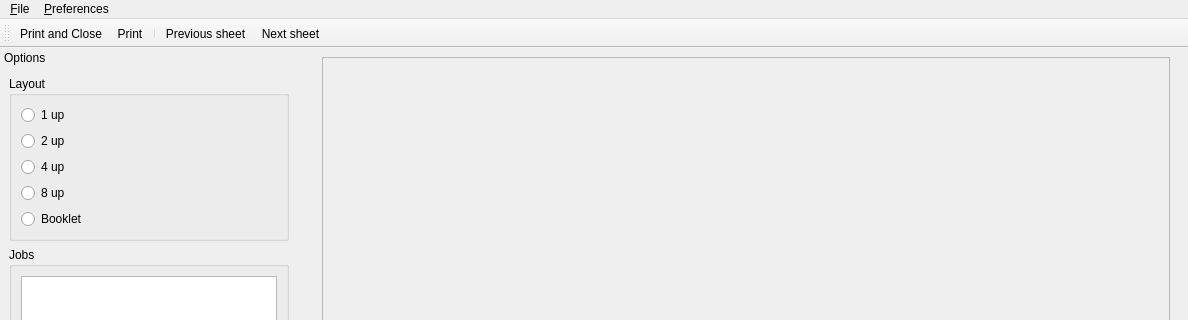
This is gui/mainwindow.ui in Boomaga/boomaga as Qt 5 draws it before an edit; both pictures show x 0 to 1188 and y 0 to 320 of the 1188 by 830 pixel window. The edited form follows.
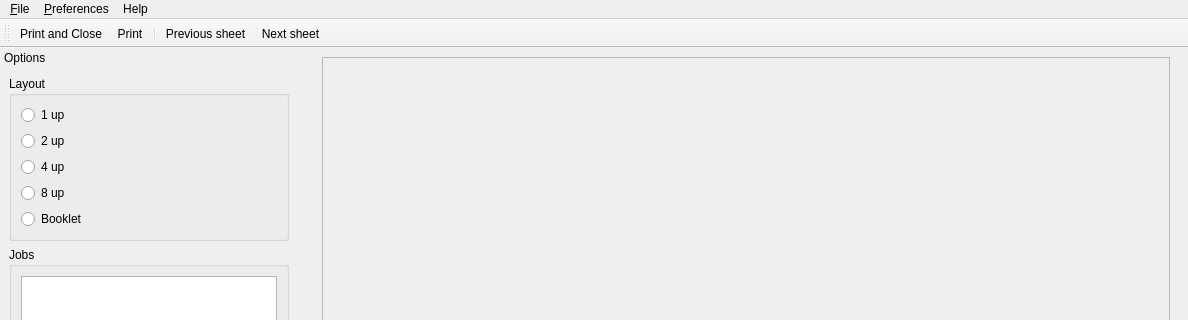
This is the edited form. Custom widgets are drawn as their Qt base class.

```diff
--- a/gui/mainwindow.ui
+++ b/gui/mainwindow.ui
@@ -81,8 +81,15 @@
      <string>&amp;Preferences</string>
     </property>
    </widget>
+   <widget class="QMenu" name="menuHelp">
+    <property name="title">
+     <string>Help</string>
+    </property>
+    <addaction name="actionAbout"/>
+   </widget>
    <addaction name="menuFile"/>
    <addaction name="menuPreferences"/>
+   <addaction name="menuHelp"/>
   </widget>
   <widget class="QStatusBar" name="statusbar"/>
   <widget class="QDockWidget" name="dockWidget">
```
Left out of the diff: 5 changed lines with no effect on the pictures.
